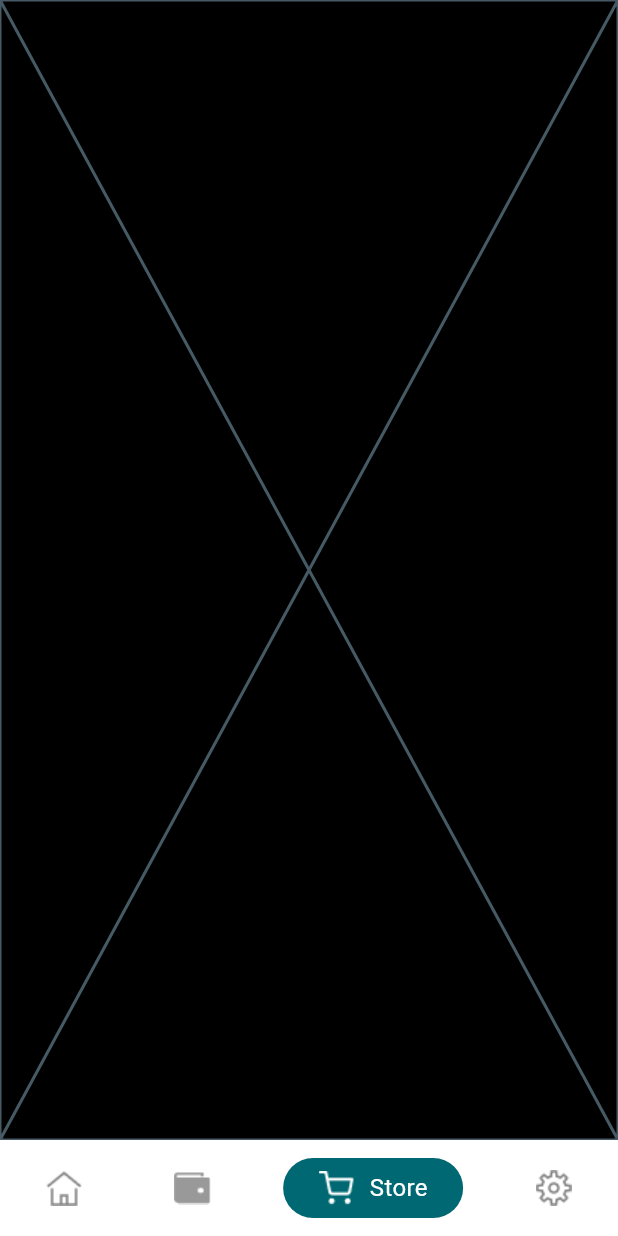
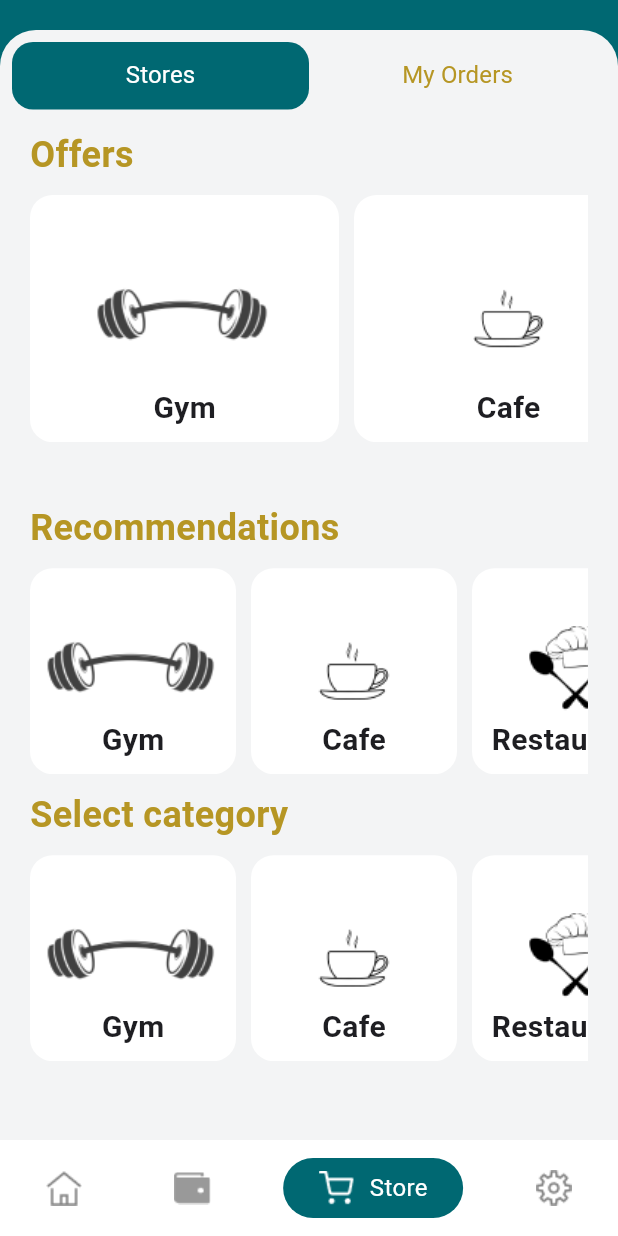
Before and after one commit to mostafamo7amed/UQPay, a Flutter app: the screen it shows after launch, item 3 of the bottom bar chosen, on a phone screen of 412 x 824 dp. Run offline on Flutter 3.47's test engine with Material 3 defaults, Android fonts, the light colour scheme and no system bars; drawn by our look-alikes of persistent_bottom_nav_bar; our stand-ins replace carousel_slider, flutter_bloc, go_router, percent_indicator.

Commit message:
add store feature

```diff
--- a/lib/core/utils/app_manager/app_assets.dart
+++ b/lib/core/utils/app_manager/app_assets.dart
@@ -30,4 +30,12 @@ class AssetsData {
   static const containerTransfer = "$basePath/outpng.png";
   static const rectangleBack = "$basePath/rectangle.png";
   static const personMask = "$basePath/mask.png";
+  static const gymImage = "$basePath/gym.png";
+  static const cafeImage = "$basePath/cafe.png";
+  static const clinicImage = "$basePath/clinic.png";
+  static const trainingImage = "$basePath/training.png";
+  static const storeImage = "$basePath/stores.png";
+  static const restoruntImage = "$basePath/restorant.png";
+
+
 }
--- a/lib/feature/home/presentation/view/widgets/home_view_body.dart
+++ b/lib/feature/home/presentation/view/widgets/home_view_body.dart
@@ -6,7 +6,7 @@ import 'package:UQPay/core/utils/app_manager/app_styles.dart';
 import 'package:UQPay/feature/home/presentation/view/widgets/home_screen.dart';
 import 'package:UQPay/feature/card/presentation/view/cards_screen.dart';
 import 'package:UQPay/feature/profile/presentation/view/settings_screen.dart';
-import 'package:UQPay/feature/home/presentation/view/store_screen.dart';
+import 'package:UQPay/feature/store/presentation/view/store_screen.dart';
 
 class HomeViewBody extends StatelessWidget {
   const HomeViewBody({super.key});
--- /dev/null
+++ b/lib/feature/store/data/models/store_category_model.dart
@@ -0,0 +1,9 @@
+class StoreCategoryModel {
+  String categoryName;
+  String categoryImage;
+  StoreCategoryModel({
+    required this.categoryName,
+    required this.categoryImage,
+  });
+
+}
--- /dev/null
+++ b/lib/feature/store/presentation/view/store_screen.dart
@@ -0,0 +1,92 @@
+import 'package:UQPay/feature/store/presentation/view/widgets/my_orders_tab_view.dart';
+import 'package:UQPay/feature/store/presentation/view/widgets/store_tab_view.dart';
+import 'package:flutter/material.dart';
+import 'package:UQPay/core/utils/app_manager/app_color.dart';
+import 'package:UQPay/core/utils/app_manager/app_styles.dart';
+
+class StoreScreen extends StatefulWidget {
+  const StoreScreen({super.key});
+
+  @override
+  State<StoreScreen> createState() => _SendGiftsViewState();
+}
+
+class _SendGiftsViewState extends State<StoreScreen> {
+  int currentTab = 0;
+
+  @override
+  Widget build(BuildContext context) {
+    return DefaultTabController(
+      length: 2,
+      child: SafeArea(
+        child: Scaffold(
+          backgroundColor: AppColor.primaryColor,
+          body: Padding(
+            padding: const EdgeInsets.only(top: 20),
+            child: Container(
+              width: MediaQuery.of(context).size.width,
+              height: MediaQuery.of(context).size.height,
+              decoration: BoxDecoration(
+                color: AppColor.backgroundColor,
+                borderRadius: const BorderRadiusDirectional.only(
+                    topStart: Radius.circular(24), topEnd: Radius.circular(24)),
+              ),
+              child: Column(
+                children: [
+                  Padding(
+                    padding: const EdgeInsets.all(8.0),
+                    child: SizedBox(
+                      height: 45,
+                      child: TabBar(
+                        onTap: (value) {
+                          setState(() {
+                            currentTab = value;
+                            print('current Tab ====== $currentTab');
+                          });
+                        },
+                        indicator: BoxDecoration(
+                          color: AppColor.primaryColor,
+                          borderRadius: BorderRadius.circular(14),
+                        ),
+                        indicatorSize: TabBarIndicatorSize.tab,
+                        dividerHeight: 0,
+                        tabs: [
+                          Tab(
+                            child: Text(
+                              'Stores',
+                              style: currentTab != 0
+                                  ? Styles.regularTextStyle16
+                                      .copyWith(color: AppColor.yellowColor)
+                                  : Styles.regularTextStyle16
+                                      .copyWith(color: AppColor.wihteColor),
+                            ),
+                          ),
+                          Tab(
+                            child: Text(
+                              'My Orders',
+                              style: currentTab != 1
+                                  ? Styles.regularTextStyle16
+                                      .copyWith(color: AppColor.yellowColor)
+                                  : Styles.regularTextStyle16
+                                      .copyWith(color: AppColor.wihteColor),
+                            ),
+                          ),
+                        ],
+                      ),
+                    ),
+                  ),
+                  Expanded(
+                    child: TabBarView(
+                      physics: const NeverScrollableScrollPhysics(),
+                      children: [StoreTabView(), MyOrdersTabView()],
+                    ),
+                  ),
+                ],
+              ),
+            ),
+          ),
+        ),
+      ),
+    );
+  }
+}
--- a/lib/feature/home/presentation/view/store_screen.dart
+++ b/lib/feature/store/presentation/view/widgets/oder_details_view.dart
@@ -1,7 +1,7 @@
 import 'package:flutter/material.dart';
 
-class StoreScreen extends StatelessWidget {
-  const StoreScreen({super.key});
+class OderDetailsView extends StatelessWidget {
+  const OderDetailsView({super.key});
 
   @override
   Widget build(BuildContext context) {
--- /dev/null
+++ b/lib/feature/store/presentation/view/widgets/store_horizental_list.dart
@@ -0,0 +1,51 @@
+import 'package:flutter/material.dart';
+import '../../../../../core/utils/app_manager/app_color.dart';
+import '../../../../../core/utils/app_manager/app_styles.dart';
+import '../../../data/models/store_category_model.dart';
+
+class HorizentalListStores extends StatelessWidget {
+  const HorizentalListStores(
+      {super.key,
+      required this.widthRate,
+      required this.heightRate,
+      required this.categoryModel});
+  final double widthRate;
+  final double heightRate;
+  final List<StoreCategoryModel> categoryModel;
+
+  @override
+  Widget build(BuildContext context) {
+    return SizedBox(
+      height: MediaQuery.of(context).size.width / heightRate,
+      child: ListView.separated(
+        scrollDirection: Axis.horizontal,
+        itemCount: 5,
+        separatorBuilder: (context, index) => const SizedBox(
+          width: 10,
+        ),
+        itemBuilder: (context, index) => Container(
+          decoration: BoxDecoration(
+              color: AppColor.wihteColor,
+              borderRadius: const BorderRadius.all(Radius.circular(15))),
+          width: MediaQuery.of(context).size.width / widthRate,
+          child: Stack(
+            alignment: Alignment.bottomCenter,
+            children: [
+              Center(child: Image.asset(categoryModel[index].categoryImage)),
+              Padding(
+                padding: const EdgeInsets.all(8.0),
+                child: Text(
+                  categoryModel[index].categoryName,
+                  style:
+                      Styles.textStyle20.copyWith(color: AppColor.blackColor),
+                  maxLines: 1,
+                  overflow: TextOverflow.ellipsis,
+                ),
+              ),
+            ],
+          ),
+        ),
+      ),
+    );
+  }
+}
--- /dev/null
+++ b/lib/feature/store/presentation/view/widgets/store_tab_view.dart
@@ -0,0 +1,86 @@
+import 'package:UQPay/core/utils/app_manager/app_assets.dart';
+import 'package:UQPay/core/utils/app_manager/app_color.dart';
+import 'package:UQPay/core/utils/app_manager/app_styles.dart';
+import 'package:UQPay/feature/store/presentation/view/widgets/store_horizental_list.dart';
+import 'package:flutter/material.dart';
+import 'package:flutter/widgets.dart';
+
+import '../../../data/models/store_category_model.dart';
+
+class StoreTabView extends StatelessWidget {
+  StoreTabView({super.key});
+
+  final List<StoreCategoryModel> storesList = [
+    StoreCategoryModel(categoryName: 'Gym', categoryImage: AssetsData.gymImage),
+    StoreCategoryModel(
+        categoryName: 'Cafe', categoryImage: AssetsData.cafeImage),
+    StoreCategoryModel(
+        categoryName: 'Restaurants', categoryImage: AssetsData.restoruntImage),
+    StoreCategoryModel(
+        categoryName: 'Clinics', categoryImage: AssetsData.clinicImage),
+    StoreCategoryModel(
+        categoryName: 'Stores', categoryImage: AssetsData.storeImage),
+    StoreCategoryModel(
+        categoryName: 'Training institutes',
+        categoryImage: AssetsData.trainingImage),
+  ];
+
+  @override
+  Widget build(BuildContext context) {
+    return SingleChildScrollView(
+      child: Padding(
+        padding: const EdgeInsets.symmetric(horizontal: 20, vertical: 5),
+        child: Column(
+          crossAxisAlignment: CrossAxisAlignment.start,
+          children: [
+            Text(
+              "Offers",
+              style: Styles.textStyle24.copyWith(color: AppColor.yellowColor),
+            ),
+            const SizedBox(
+              height: 10,
+            ),
+           HorizentalListStores(
+              widthRate: 2,
+              heightRate: 2.5,
+              categoryModel: storesList,
+            ),
+            const SizedBox(
+              height: 40,
+            ),
+            Text(
+              "Recommendations",
+              style: Styles.textStyle24.copyWith(color: AppColor.yellowColor),
+            ),
+            const SizedBox(
+              height: 10,
+            ),
+           HorizentalListStores(
+              widthRate: 3,
+              heightRate: 3,
+              categoryModel: storesList,
+            ),
+            const SizedBox(
+              height: 10,
+            ),
+            Text(
+              "Select category",
+              style: Styles.textStyle24.copyWith(color: AppColor.yellowColor),
+            ),
+            const SizedBox(
+              height: 10,
+            ),
+           HorizentalListStores(
+              widthRate: 3,
+              heightRate: 3,
+              categoryModel: storesList,
+            ),
+            const SizedBox(
+              height: 10,
+            ),
+          ],
+        ),
+      ),
+    );
+  }
+}
```
Also changed, not shown: lib/core/widgets/custom_button.dart (+11 -2 lines), lib/feature/store/presentation/view/widgets/all_order_tab_view.dart (added, +15 -0 lines), lib/feature/store/presentation/view/widgets/in_progress_order_tab_view.dart (added, +11 -0 lines), lib/feature/store/presentation/view/widgets/my_orders_tab_view.dart (added, +110 -0 lines), lib/feature/store/presentation/view/widgets/oder_vertical_list_view.dart (added, +129 -0 lines), lib/feature/store/presentation/view/widgets/past_order_tab_view.dart (added, +11 -0 lines), assets/images/cafe.png (added), assets/images/clinic.png (added), assets/images/gym.png (added), assets/images/restorant.png (added), assets/images/stores.png (added), assets/images/training.png (added), 1 other file.
